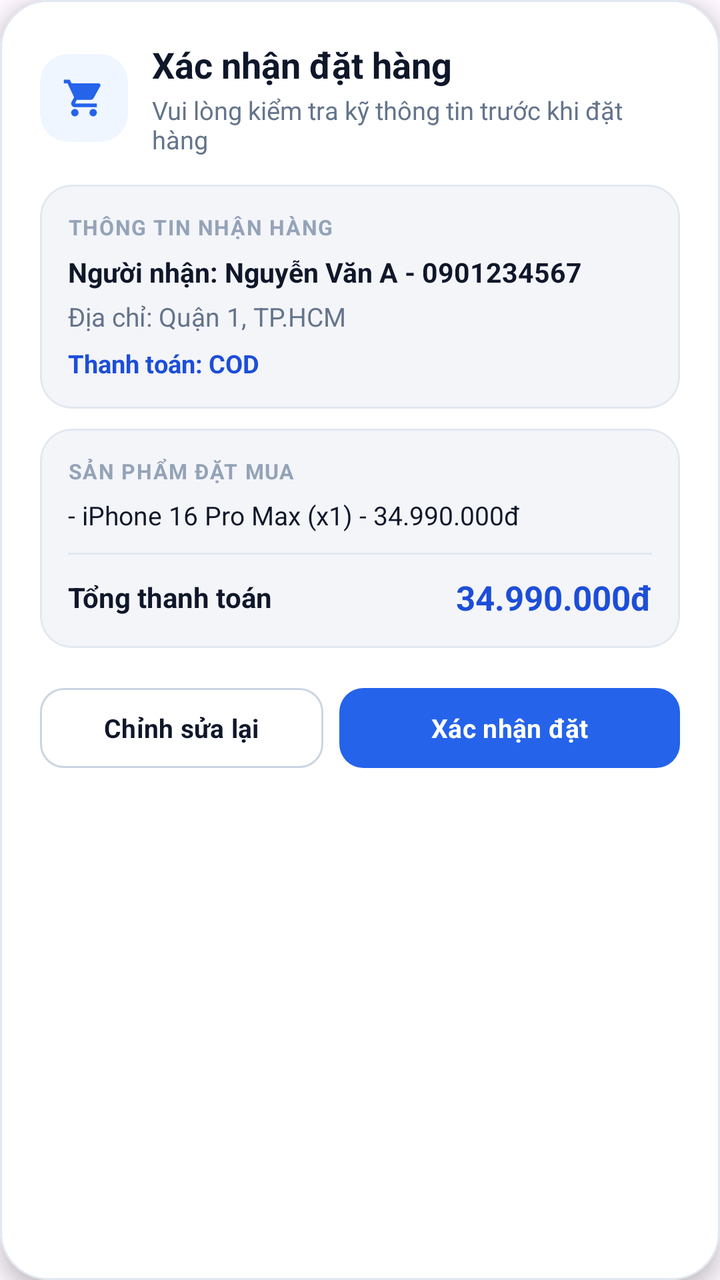
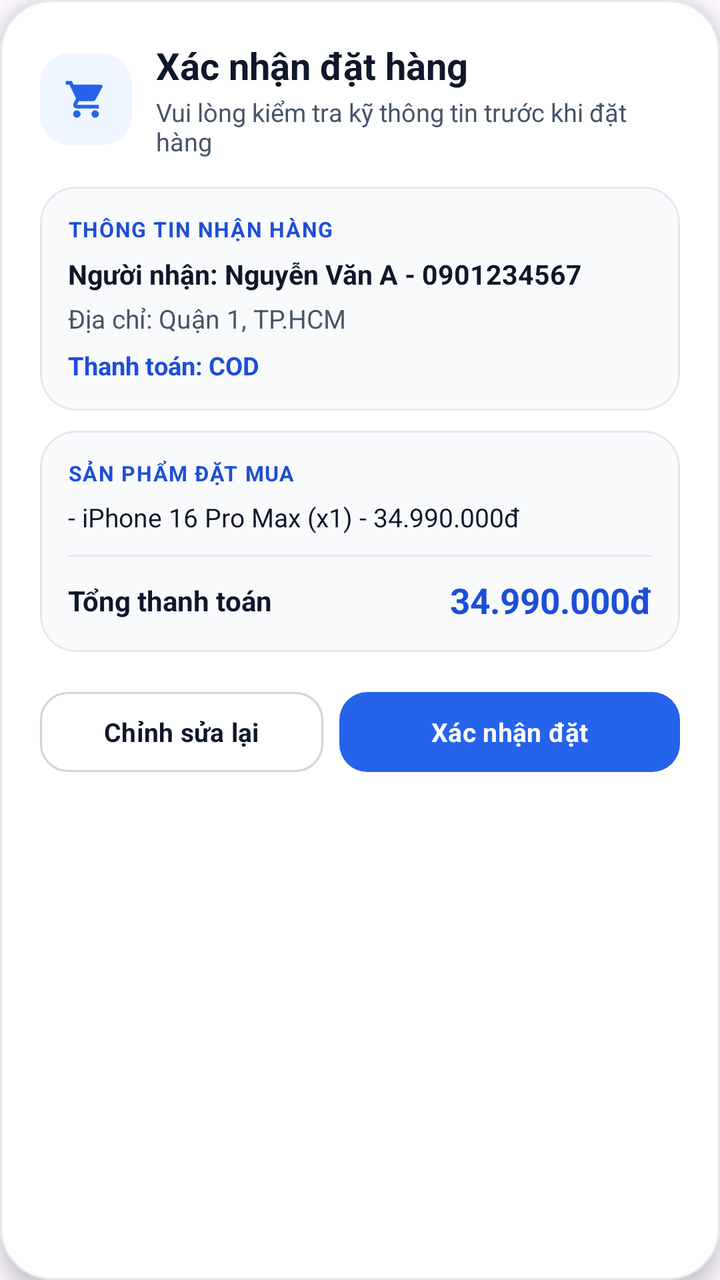

Screens rendered from an Android XML layout before and after an edit, with the pre-edit source and the edit as a unified diff.
<!-- AndroidManifest.xml: application theme Theme.MyApplication -->
<!-- res/layout/dialog_order_summary.xml -->
<?xml version="1.0" encoding="utf-8"?>
<com.google.android.material.card.MaterialCardView xmlns:android="http://schemas.android.com/apk/res/android"
    xmlns:app="http://schemas.android.com/apk/res-auto"
    xmlns:tools="http://schemas.android.com/tools"
    android:layout_width="match_parent"
    android:layout_height="wrap_content"
    android:layout_margin="12dp"
    app:cardBackgroundColor="@color/surface"
    app:cardCornerRadius="24dp"
    app:cardElevation="6dp"
    app:strokeColor="@color/border"
    app:strokeWidth="1dp"
    tools:ignore="HardcodedText,TouchTargetSizeCheck">

    <ScrollView
        android:layout_width="match_parent"
        android:layout_height="wrap_content"
        android:overScrollMode="never"
        android:scrollbars="none">

        <LinearLayout
            android:layout_width="match_parent"
            android:layout_height="wrap_content"
            android:orientation="vertical"
            android:padding="20dp">

            
            <LinearLayout
                android:layout_width="match_parent"
                android:layout_height="wrap_content"
                android:gravity="center_vertical"
                android:orientation="horizontal">

                <com.google.android.material.card.MaterialCardView
                    android:id="@+id/cardDialogIcon"
                    android:layout_width="44dp"
                    android:layout_height="44dp"
                    app:cardBackgroundColor="@color/primary_soft"
                    app:cardCornerRadius="14dp"
                    app:cardElevation="0dp"
                    app:strokeWidth="0dp">

                    <ImageView
                        android:id="@+id/imgDialogIcon"
                        android:layout_width="22dp"
                        android:layout_height="22dp"
                        android:layout_gravity="center"
                        android:contentDescription="Biểu tượng đơn hàng"
                        android:src="@drawable/ic_cart_24"
                        app:tint="@color/primary" />
                </com.google.android.material.card.MaterialCardView>

                <LinearLayout
                    android:layout_width="0dp"
                    android:layout_height="wrap_content"
                    android:layout_marginStart="12dp"
                    android:layout_weight="1"
                    android:orientation="vertical">

                    <TextView
                        android:id="@+id/tvDialogTitle"
                        android:layout_width="wrap_content"
                        android:layout_height="wrap_content"
                        android:text="Xác nhận đặt hàng"
                        android:textColor="@color/ink"
                        android:textSize="18sp"
                        android:textStyle="bold" />

                    <TextView
                        android:id="@+id/tvDialogSubtitle"
                        android:layout_width="wrap_content"
                        android:layout_height="wrap_content"
                        android:layout_marginTop="2dp"
                        android:text="Vui lòng kiểm tra kỹ thông tin trước khi đặt hàng"
                        android:textColor="@color/text_secondary"
                        android:textSize="12.5sp" />
                </LinearLayout>
            </LinearLayout>

            <TextView
                android:id="@+id/tvDialogBadge"
                android:layout_width="wrap_content"
                android:layout_height="wrap_content"
                android:layout_marginTop="12dp"
                android:background="@drawable/bg_badge_primary"
                android:paddingStart="10dp"
                android:paddingTop="4dp"
                android:paddingEnd="10dp"
                android:paddingBottom="4dp"
                android:text="Mã đơn: #ORD-000000"
                android:textColor="@color/primary_dark"
                android:textSize="12sp"
                android:textStyle="bold"
                android:visibility="gone" />

            
            <com.google.android.material.card.MaterialCardView
                android:layout_width="match_parent"
                android:layout_height="wrap_content"
                android:layout_marginTop="14dp"
                app:cardBackgroundColor="@color/screen_background"
                app:cardCornerRadius="16dp"
                app:cardElevation="0dp"
                app:strokeColor="@color/border"
                app:strokeWidth="1dp">

                <LinearLayout
                    android:layout_width="match_parent"
                    android:layout_height="wrap_content"
                    android:orientation="vertical"
                    android:padding="14dp">

                    <TextView
                        android:layout_width="wrap_content"
                        android:layout_height="wrap_content"
                        android:letterSpacing="0.05"
                        android:text="THÔNG TIN NHẬN HÀNG"
                        android:textColor="@color/text_tertiary"
                        android:textSize="10.5sp"
                        android:textStyle="bold" />

                    <TextView
                        android:id="@+id/tvDialogReceiver"
                        android:layout_width="match_parent"
                        android:layout_height="wrap_content"
                        android:layout_marginTop="6dp"
                        android:text="Người nhận: Nguyễn Văn A - 0901234567"
                        android:textColor="@color/ink"
                        android:textSize="13.5sp"
                        android:textStyle="bold" />

                    <TextView
                        android:id="@+id/tvDialogAddress"
                        android:layout_width="match_parent"
                        android:layout_height="wrap_content"
                        android:layout_marginTop="4dp"
                        android:text="Địa chỉ: Quận 1, TP.HCM"
                        android:textColor="@color/text_secondary"
                        android:textSize="13sp" />

                    <TextView
                        android:id="@+id/tvDialogNote"
                        android:layout_width="match_parent"
                        android:layout_height="wrap_content"
                        android:layout_marginTop="4dp"
                        android:text="Ghi chú: Giao giờ hành chính"
                        android:textColor="@color/text_secondary"
                        android:textSize="12.5sp"
                        android:visibility="gone" />

                    <TextView
                        android:id="@+id/tvDialogPayment"
                        android:layout_width="match_parent"
                        android:layout_height="wrap_content"
                        android:layout_marginTop="6dp"
                        android:text="Thanh toán: COD"
                        android:textColor="@color/primary_dark"
                        android:textSize="12.5sp"
                        android:textStyle="bold" />
                </LinearLayout>
            </com.google.android.material.card.MaterialCardView>

            
            <com.google.android.material.card.MaterialCardView
                android:layout_width="match_parent"
                android:layout_height="wrap_content"
                android:layout_marginTop="10dp"
                app:cardBackgroundColor="@color/screen_background"
                app:cardCornerRadius="16dp"
                app:cardElevation="0dp"
                app:strokeColor="@color/border"
                app:strokeWidth="1dp">

                <LinearLayout
                    android:layout_width="match_parent"
                    android:layout_height="wrap_content"
                    android:orientation="vertical"
                    android:padding="14dp">

                    <TextView
                        android:id="@+id/tvDialogItemsHeader"
                        android:layout_width="wrap_content"
                        android:layout_height="wrap_content"
                        android:letterSpacing="0.05"
                        android:text="SẢN PHẨM ĐẶT MUA"
                        android:textColor="@color/text_tertiary"
                        android:textSize="10.5sp"
                        android:textStyle="bold" />

                    <TextView
                        android:id="@+id/tvDialogItems"
                        android:layout_width="match_parent"
                        android:layout_height="wrap_content"
                        android:layout_marginTop="6dp"
                        android:lineSpacingExtra="4dp"
                        android:text="- iPhone 16 Pro Max (x1) - 34.990.000đ"
                        android:textColor="@color/ink"
                        android:textSize="13sp" />

                    <View
                        android:layout_width="match_parent"
                        android:layout_height="1dp"
                        android:layout_marginTop="10dp"
                        android:layout_marginBottom="10dp"
                        android:background="@color/border" />

                    <LinearLayout
                        android:layout_width="match_parent"
                        android:layout_height="wrap_content"
                        android:gravity="center_vertical"
                        android:orientation="horizontal">

                        <TextView
                            android:layout_width="0dp"
                            android:layout_height="wrap_content"
                            android:layout_weight="1"
                            android:text="Tổng thanh toán"
                            android:textColor="@color/ink"
                            android:textSize="14sp"
                            android:textStyle="bold" />

                        <TextView
                            android:id="@+id/tvDialogTotal"
                            android:layout_width="wrap_content"
                            android:layout_height="wrap_content"
                            android:text="34.990.000đ"
                            android:textColor="@color/primary_dark"
                            android:textSize="17sp"
                            android:textStyle="bold" />
                    </LinearLayout>
                </LinearLayout>
            </com.google.android.material.card.MaterialCardView>

            
            <LinearLayout
                android:layout_width="match_parent"
                android:layout_height="wrap_content"
                android:layout_marginTop="16dp"
                android:orientation="horizontal">

                <com.google.android.material.button.MaterialButton
                    android:id="@+id/btnDialogNegative"
                    style="@style/Widget.Material3.Button.OutlinedButton"
                    android:layout_width="0dp"
                    android:layout_height="48dp"
                    android:layout_marginEnd="8dp"
                    android:layout_weight="1"
                    android:minHeight="48dp"
                    android:text="Chỉnh sửa lại"
                    android:textAllCaps="false"
                    android:textColor="@color/ink"
                    android:textSize="13sp"
                    android:textStyle="bold"
                    app:backgroundTint="@color/surface"
                    app:cornerRadius="12dp"
                    app:strokeColor="@color/border_strong"
                    app:strokeWidth="1dp" />

                <com.google.android.material.button.MaterialButton
                    android:id="@+id/btnDialogPositive"
                    android:layout_width="0dp"
                    android:layout_height="48dp"
                    android:layout_weight="1.2"
                    android:minHeight="48dp"
                    android:text="Xác nhận đặt"
                    android:textAllCaps="false"
                    android:textColor="@color/white"
                    android:textSize="13sp"
                    android:textStyle="bold"
                    app:backgroundTint="@color/primary"
                    app:cornerRadius="12dp" />
            </LinearLayout>
        </LinearLayout>
    </ScrollView>
</com.google.android.material.card.MaterialCardView>
<!-- resources referenced by this layout -->
<resources>
  <color name="border">#E2E8F0</color>
  <color name="border_strong">#CBD5E1</color>
  <color name="ink">#0F172A</color>
  <color name="primary">#2563EB</color>
  <color name="primary_dark">#1D4ED8</color>
  <color name="primary_soft">#EFF6FF</color>
  <color name="screen_background">#F4F5F9</color>
  <color name="surface">#FFFFFFFF</color>
  <color name="text_secondary">#64748B</color>
  <color name="text_tertiary">#94A3B8</color>
  <color name="white">#FFFFFFFF</color>
  <!-- drawable bg_badge_primary (drawable) -->
  <?xml version="1.0" encoding="utf-8"?>
  <shape xmlns:android="http://schemas.android.com/apk/res/android" android:shape="rectangle">
      <solid android:color="#DBEAFE" />
      <stroke
          android:width="1dp"
          android:color="#93C5FD" />
      <corners android:radius="10dp" />
  </shape>
  <!-- drawable ic_cart_24 (drawable) -->
  <vector xmlns:android="http://schemas.android.com/apk/res/android"
      android:width="24dp"
      android:height="24dp"
      android:viewportWidth="24"
      android:viewportHeight="24">
      <path
          android:fillColor="@color/ink"
          android:pathData="M7,18c-1.1,0 -1.99,0.9 -1.99,2S5.9,22 7,22s2,-0.9 2,-2 -0.9,-2 -2,-2zM1,2v2h2l3.6,7.59 -1.35,2.45c-0.16,0.28 -0.25,0.61 -0.25,0.96 0,1.1 0.9,2 2,2h12v-2H7.42c-0.14,0 -0.25,-0.11 -0.25,-0.25l0.03,-0.12 0.9,-1.63h7.45c0.75,0 1.41,-0.41 1.75,-1.03l3.58,-6.49c0.08,-0.14 0.12,-0.31 0.12,-0.48 0,-0.55 -0.45,-1 -1,-1H5.21l-0.94,-2H1zm16,16c-1.1,0 -1.99,0.9 -1.99,2s0.89,2 1.99,2 2,-0.9 2,-2 -0.9,-2 -2,-2z" />
  </vector>
  <style name="Theme.MyApplication" parent="Base.Theme.MyApplication" />
  <style name="Base.Theme.MyApplication" parent="Theme.Material3.Light.NoActionBar">
          <item name="colorPrimary">@color/primary</item>
          <item name="colorOnPrimary">@color/white</item>
          <item name="colorPrimaryContainer">@color/primary_soft</item>
          <item name="colorOnPrimaryContainer">@color/primary_dark</item>
          <item name="colorSecondaryContainer">@color/primary_soft</item>
          <item name="colorOnSecondaryContainer">@color/primary_dark</item>
          <item name="colorSurface">@color/surface</item>
          <item name="colorOnSurface">@color/ink</item>
          <item name="colorSurfaceVariant">@color/surface_subtle</item>
          <item name="colorOnSurfaceVariant">@color/text_secondary</item>
          <item name="colorOutline">@color/border_strong</item>
          <item name="elevationOverlayEnabled">false</item>
          <item name="android:fontFamily">sans-serif</item>
          <item name="android:windowLightStatusBar">true</item>
          <item name="android:statusBarColor">@color/screen_background</item>
          <item name="android:navigationBarColor">@color/screen_background</item>
          <item name="android:windowLightNavigationBar" tools:targetApi="27">true</item>
          <item name="android:windowActionModeOverlay">true</item>
      </style>
  <color name="surface_subtle">#F1F5F9</color>
</resources>

<!-- the commit's change to res/layout/dialog_order_summary.xml (unified diff, before → after) -->
@@ -6,7 +6,7 @@
     android:layout_height="wrap_content"
     android:layout_margin="12dp"
     app:cardBackgroundColor="@color/surface"
-    app:cardCornerRadius="24dp"
+    app:cardCornerRadius="26dp"
     app:cardElevation="6dp"
     app:strokeColor="@color/border"
     app:strokeWidth="1dp"
@@ -33,10 +33,10 @@
 
                 <com.google.android.material.card.MaterialCardView
                     android:id="@+id/cardDialogIcon"
-                    android:layout_width="44dp"
-                    android:layout_height="44dp"
+                    android:layout_width="46dp"
+                    android:layout_height="46dp"
                     app:cardBackgroundColor="@color/primary_soft"
-                    app:cardCornerRadius="14dp"
+                    app:cardCornerRadius="15dp"
                     app:cardElevation="0dp"
                     app:strokeWidth="0dp">
 
@@ -63,7 +63,7 @@
                         android:layout_height="wrap_content"
                         android:text="Xác nhận đặt hàng"
                         android:textColor="@color/ink"
-                        android:textSize="18sp"
+                        android:textSize="18.5sp"
                         android:textStyle="bold" />
 
                     <TextView
@@ -83,10 +83,10 @@
                 android:layout_height="wrap_content"
                 android:layout_marginTop="12dp"
                 android:background="@drawable/bg_badge_primary"
-                android:paddingStart="10dp"
-                android:paddingTop="4dp"
-                android:paddingEnd="10dp"
-                android:paddingBottom="4dp"
+                android:paddingStart="11dp"
+                android:paddingTop="4.5dp"
+                android:paddingEnd="11dp"
+                android:paddingBottom="4.5dp"
                 android:text="Mã đơn: #ORD-000000"
                 android:textColor="@color/primary_dark"
                 android:textSize="12sp"
@@ -98,8 +98,8 @@
                 android:layout_width="match_parent"
                 android:layout_height="wrap_content"
                 android:layout_marginTop="14dp"
-                app:cardBackgroundColor="@color/screen_background"
-                app:cardCornerRadius="16dp"
+                app:cardBackgroundColor="#F8FAFC"
+                app:cardCornerRadius="18dp"
                 app:cardElevation="0dp"
                 app:strokeColor="@color/border"
                 app:strokeWidth="1dp">
@@ -115,7 +115,7 @@
                         android:layout_height="wrap_content"
                         android:letterSpacing="0.05"
                         android:text="THÔNG TIN NHẬN HÀNG"
-                        android:textColor="@color/text_tertiary"
+                        android:textColor="@color/primary_dark"
                         android:textSize="10.5sp"
                         android:textStyle="bold" />
 
@@ -165,8 +165,8 @@
                 android:layout_width="match_parent"
                 android:layout_height="wrap_content"
                 android:layout_marginTop="10dp"
-                app:cardBackgroundColor="@color/screen_background"
-                app:cardCornerRadius="16dp"
+                app:cardBackgroundColor="#F8FAFC"
+                app:cardCornerRadius="18dp"
                 app:cardElevation="0dp"
                 app:strokeColor="@color/border"
                 app:strokeWidth="1dp">
@@ -183,7 +183,7 @@
                         android:layout_height="wrap_content"
                         android:letterSpacing="0.05"
                         android:text="SẢN PHẨM ĐẶT MUA"
-                        android:textColor="@color/text_tertiary"
+                        android:textColor="@color/primary_dark"
                         android:textSize="10.5sp"
                         android:textStyle="bold" />
 
@@ -225,7 +225,7 @@
                             android:layout_height="wrap_content"
                             android:text="34.990.000đ"
                             android:textColor="@color/primary_dark"
-                            android:textSize="17sp"
+                            android:textSize="17.5sp"
                             android:textStyle="bold" />
                     </LinearLayout>
                 </LinearLayout>
@@ -252,7 +252,7 @@
                     android:textSize="13sp"
                     android:textStyle="bold"
                     app:backgroundTint="@color/surface"
-                    app:cornerRadius="12dp"
+                    app:cornerRadius="14dp"
                     app:strokeColor="@color/border_strong"
                     app:strokeWidth="1dp" />
 
@@ -268,7 +268,7 @@
                     android:textSize="13sp"
                     android:textStyle="bold"
                     app:backgroundTint="@color/primary"
-                    app:cornerRadius="12dp" />
+                    app:cornerRadius="14dp" />
             </LinearLayout>
         </LinearLayout>
     </ScrollView>
<!-- resource entries referenced after the edit -->
@@ -6,10 +6,9 @@
   <color name="primary">#2563EB</color>
   <color name="primary_dark">#1D4ED8</color>
   <color name="primary_soft">#EFF6FF</color>
-  <color name="screen_background">#F4F5F9</color>
+  <color name="screen_background">#F2F5FC</color>
   <color name="surface">#FFFFFFFF</color>
-  <color name="text_secondary">#64748B</color>
-  <color name="text_tertiary">#94A3B8</color>
+  <color name="text_secondary">#475569</color>
   <color name="white">#FFFFFFFF</color>
   <!-- drawable bg_badge_primary (drawable) -->
   <?xml version="1.0" encoding="utf-8"?>
@@ -18,7 +17,7 @@
       <stroke
           android:width="1dp"
           android:color="#93C5FD" />
-      <corners android:radius="10dp" />
+      <corners android:radius="100dp" />
   </shape>
   <!-- drawable ic_cart_24 (drawable) -->
   <vector xmlns:android="http://schemas.android.com/apk/res/android"
@@ -36,7 +35,9 @@
           <item name="colorOnPrimary">@color/white</item>
           <item name="colorPrimaryContainer">@color/primary_soft</item>
           <item name="colorOnPrimaryContainer">@color/primary_dark</item>
-          <item name="colorSecondaryContainer">@color/primary_soft</item>
+          <item name="colorSecondary">@color/accent_indigo</item>
+          <item name="colorOnSecondary">@color/white</item>
+          <item name="colorSecondaryContainer">@color/accent_indigo_soft</item>
           <item name="colorOnSecondaryContainer">@color/primary_dark</item>
           <item name="colorSurface">@color/surface</item>
           <item name="colorOnSurface">@color/ink</item>
@@ -51,6 +52,8 @@
           <item name="android:windowLightNavigationBar" tools:targetApi="27">true</item>
           <item name="android:windowActionModeOverlay">true</item>
       </style>
-  <color name="surface_subtle">#F1F5F9</color>
+  <color name="accent_indigo">#4F46E5</color>
+  <color name="accent_indigo_soft">#EEF2FF</color>
+  <color name="surface_subtle">#EEF2FA</color>
 </resources>
 
